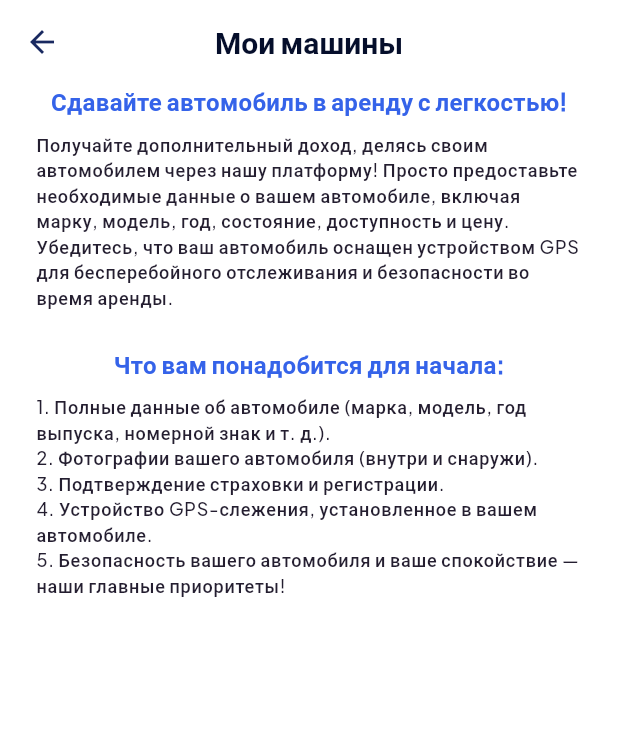
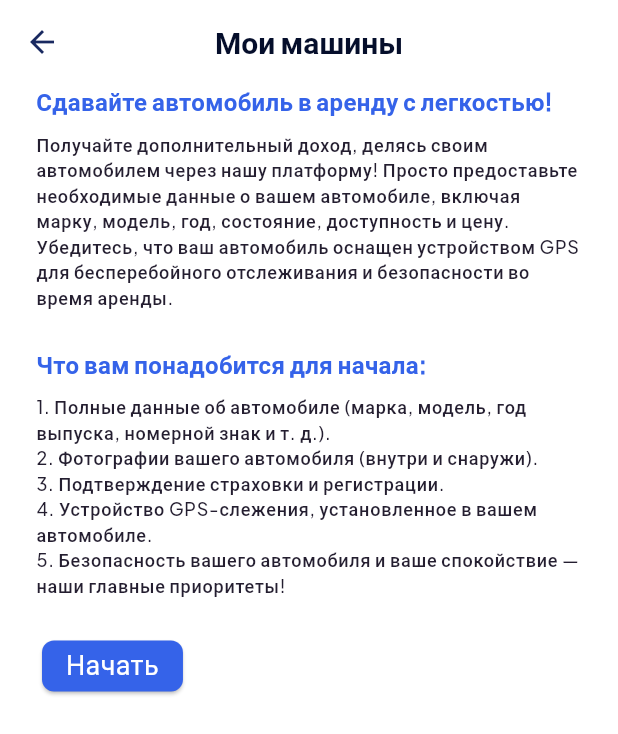
Before and after one commit to githubsobir/melos_app, a Flutter app: the MyCarsScreen screen opened directly, on a phone screen of 412 x 824 dp. Shown: the top 734 px of the screen. Run offline on Flutter 3.47's test engine with Material 3 defaults, Android fonts, the phone set to English and light mode, and no system bars; our stand-ins replace bloc, cached_network_image, equatable, flutter_bloc, flutter_map, flutter_rating_bar and 4 more; accounts and stored records are empty; network calls fail.

Commit message:
fixed item_my car

```diff
--- a/packages/presentation/main/lib/my_cars/my_cars_screen.dart
+++ b/packages/presentation/main/lib/my_cars/my_cars_screen.dart
@@ -1,3 +1,4 @@
+import 'package:common/base_button.dart';
 import 'package:flutter/material.dart';
 import 'package:main/my_cars/item_my_car.dart';
 
@@ -18,6 +19,7 @@ class MyCarsScreen extends StatelessWidget {
     return Padding(
       padding: const EdgeInsets.only(left: 24, right: 24),
       child: Column(
+        crossAxisAlignment: CrossAxisAlignment.start,
         children: [
           Text(
             "Сдавайте автомобиль в аренду с легкостью!",
@@ -51,7 +53,11 @@ class MyCarsScreen extends StatelessWidget {
             "\n4. Устройство GPS-слежения, установленное в вашем автомобиле."
             "\n5. Безопасность вашего автомобиля и ваше спокойствие — наши главные приоритеты!",
             style: Theme.of(context).textTheme.labelMedium,
-          )
+          ),
+          SizedBox(
+            height: 24,
+          ),
+          BaseButton(onPressed: () {}, title: "Начать")
         ],
       ),
     );
```
